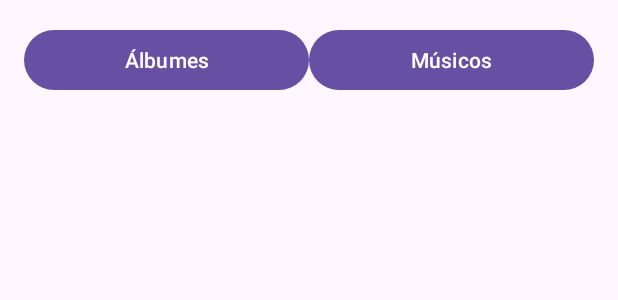
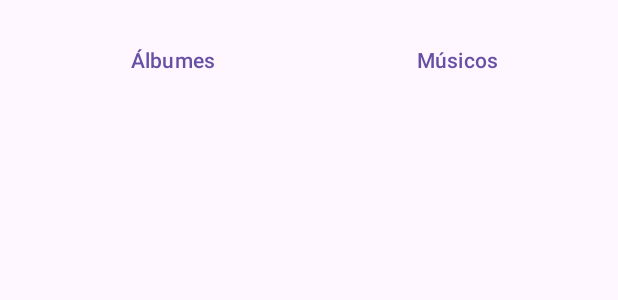
Before and after one commit to gorozcoua/team18, an Android app: the layout activity_main.xml on its own in the app's theme, with its tools: preview values and no code run, on a phone screen of 412 x 824 dp. Shown: the top 300 px of the screen. Run offline under Robolectric (Android 15) with nearby library versions, the phone set to English and light mode, and no system bars; network calls fail.

Commit message:
microoptimización: Suprimir el borde de los botones de navegación

```diff
--- a/app/src/main/java/com/example/vinilos/ui/adapters/AlbumAdapter.kt
+++ b/app/src/main/java/com/example/vinilos/ui/adapters/AlbumAdapter.kt
@@ -1,5 +1,6 @@
 package com.example.vinilos.ui.adapters
 
+import android.annotation.SuppressLint
 import android.view.LayoutInflater
 import android.view.View
 import android.view.ViewGroup
@@ -16,6 +17,7 @@ class AlbumAdapter(private val onAlbumClick: (Album) -> Unit) : RecyclerView.Ada
 
     private var albums: List<Album> = listOf()
 
+    @SuppressLint("NotifyDataSetChanged")
     fun setAlbums(albumList: List<Album>) {
         albums = albumList
         notifyDataSetChanged()
--- a/app/src/main/java/com/example/vinilos/ui/adapters/MusicianAdapter.kt
+++ b/app/src/main/java/com/example/vinilos/ui/adapters/MusicianAdapter.kt
@@ -1,5 +1,6 @@
 package com.example.vinilos.ui.adapters
 
+import android.annotation.SuppressLint
 import android.view.LayoutInflater
 import android.view.View
 import android.view.ViewGroup
@@ -16,6 +17,7 @@ class MusicianAdapter : RecyclerView.Adapter<MusicianAdapter.MusicianViewHolder>
 
     private var musicians: List<Musician> = listOf()
 
+    @SuppressLint("NotifyDataSetChanged")
     fun setMusicians(musicianList: List<Musician>) {
         musicians = musicianList
         notifyDataSetChanged()
--- a/app/src/main/res/layout/activity_main.xml
+++ b/app/src/main/res/layout/activity_main.xml
@@ -7,6 +7,7 @@
     android:padding="16dp">
 
     <LinearLayout
+        style="?android:attr/buttonBarStyle"
         android:layout_width="match_parent"
         android:layout_height="wrap_content"
         android:orientation="horizontal"
@@ -14,6 +15,7 @@
 
         <Button
             android:id="@+id/btn_albums"
+            style="?android:attr/buttonBarButtonStyle"
             android:layout_width="0dp"
             android:layout_weight="1"
             android:layout_height="wrap_content"
@@ -21,6 +23,7 @@
 
         <Button
             android:id="@+id/btn_musicians"
+            style="?android:attr/buttonBarButtonStyle"
             android:layout_width="0dp"
             android:layout_weight="1"
             android:layout_height="wrap_content"
```
